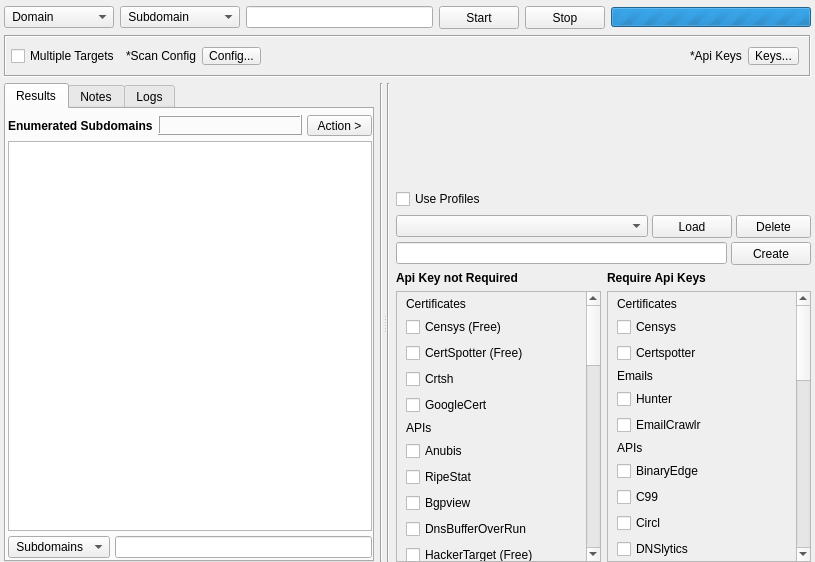
Before: the Qt Designer form sub3suite/src/engines/osint/Osint.ui in 3nock/OTE, drawn with Qt 5.
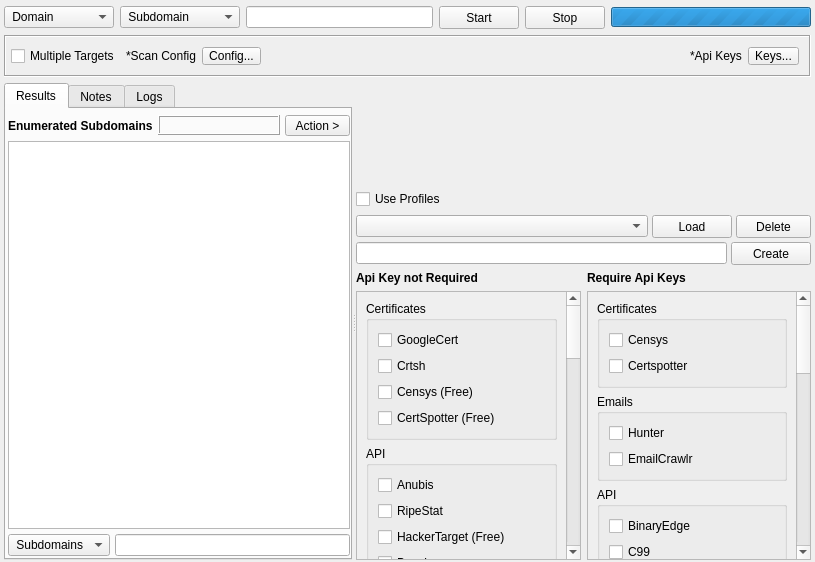
After: the same form once the commit is applied. Custom widgets are drawn as their Qt base class.

Patch:
```diff
--- a/sub3suite/src/engines/osint/Osint.ui
+++ b/sub3suite/src/engines/osint/Osint.ui
@@ -16,7 +16,7 @@
   <property name="styleSheet">
    <string notr="true"/>
   </property>
-  <layout class="QVBoxLayout" name="verticalLayout_4">
+  <layout class="QVBoxLayout" name="verticalLayout_18">
    <property name="leftMargin">
     <number>4</number>
    </property>
@@ -27,7 +27,7 @@
     <number>4</number>
    </property>
    <property name="bottomMargin">
-    <number>0</number>
+    <number>2</number>
    </property>
    <item>
     <layout class="QHBoxLayout" name="horizontalLayout_4">
@@ -39,6 +39,12 @@
          <height>21</height>
         </size>
        </property>
+       <property name="focusPolicy">
+        <enum>Qt::NoFocus</enum>
+       </property>
+       <property name="frame">
+        <bool>true</bool>
+       </property>
        <item>
         <property name="text">
          <string> Domain</string>
@@ -367,9 +373,6 @@
      <property name="orientation">
       <enum>Qt::Horizontal</enum>
      </property>
-     <widget class="QWidget" name="layoutWidget">
-      <layout class="QHBoxLayout" name="horizontalLayout">
-       <item>
         <widget class="QTabWidget" name="tabWidgetResults">
          <property name="styleSheet">
           <string notr="true"/>
@@ -664,33 +667,8 @@
           </layout>
          </widget>
         </widget>
-       </item>
-       <item>
-        <widget class="Line" name="line_2">
-         <property name="styleSheet">
-          <string notr="true"/>
-         </property>
-         <property name="orientation">
-          <enum>Qt::Vertical</enum>
-         </property>
-        </widget>
-       </item>
-      </layout>
-     </widget>
-     <widget class="QWidget" name="layoutWidget">
-      <layout class="QHBoxLayout" name="horizontalLayout_2">
-       <item>
-        <widget class="Line" name="line_5">
-         <property name="styleSheet">
-          <string notr="true"/>
-         </property>
-         <property name="orientation">
-          <enum>Qt::Vertical</enum>
-         </property>
-        </widget>
-       </item>
-       <item>
-        <layout class="QVBoxLayout" name="verticalLayout_3">
+     <widget class="QWidget" name="">
+      <layout class="QVBoxLayout" name="verticalLayout_17">
          <item>
           <widget class="InputWidget" name="targets" native="true">
            <property name="sizePolicy">
@@ -934,21 +912,28 @@
                  <rect>
                   <x>0</x>
                   <y>0</y>
-                  <width>175</width>
-                  <height>979</height>
-                 </rect>
-                </property>
-                <layout class="QVBoxLayout" name="verticalLayout_12">
-                 <property name="topMargin">
-                  <number>5</number>
-                 </property>
-                 <property name="bottomMargin">
-                  <number>5</number>
-                 </property>
+                <width>180</width>
+                <height>1057</height>
+               </rect>
+              </property>
+              <layout class="QVBoxLayout" name="verticalLayout_4">
                  <item>
-                  <widget class="QLabel" name="label_5">
-                   <property name="text">
+                <widget class="QGroupBox" name="groupBox">
+                 <property name="title">
                     <string>Certificates</string>
+                 </property>
+                 <layout class="QVBoxLayout" name="verticalLayout_6">
+                  <item>
+                   <widget class="QCheckBox" name="moduleGoogleCert">
+                    <property name="text">
+                     <string>GoogleCert</string>
+                    </property>
+                   </widget>
+                  </item>
+                  <item>
+                   <widget class="QCheckBox" name="moduleCrtsh">
+                    <property name="text">
+                     <string>Crtsh</string>
                    </property>
                   </widget>
                  </item>
@@ -966,27 +951,15 @@
                    </property>
                   </widget>
                  </item>
-                 <item>
-                  <widget class="QCheckBox" name="moduleCrtsh">
-                   <property name="text">
-                    <string>Crtsh</string>
-                   </property>
+                 </layout>
                   </widget>
                  </item>
                  <item>
-                  <widget class="QCheckBox" name="moduleGoogleCert">
-                   <property name="text">
-                    <string>GoogleCert</string>
-                   </property>
-                  </widget>
-                 </item>
-                 <item>
-                  <widget class="QLabel" name="label_12">
-                   <property name="text">
-                    <string>APIs</string>
-                   </property>
-                  </widget>
-                 </item>
+                <widget class="QGroupBox" name="groupBox_2">
+                 <property name="title">
+                  <string>API</string>
+                 </property>
+                 <layout class="QVBoxLayout" name="verticalLayout_7">
                  <item>
                   <widget class="QCheckBox" name="moduleAnubis">
                    <property name="text">
@@ -1001,6 +974,13 @@
                    </property>
                   </widget>
                  </item>
+                  <item>
+                   <widget class="QCheckBox" name="moduleHackerTargetFree">
+                    <property name="text">
+                     <string>HackerTarget (Free)</string>
+                    </property>
+                   </widget>
+                  </item>
                  <item>
                   <widget class="QCheckBox" name="moduleBgpview">
                    <property name="text">
@@ -1015,13 +995,6 @@
                    </property>
                   </widget>
                  </item>
-                 <item>
-                  <widget class="QCheckBox" name="moduleHackerTargetFree">
-                   <property name="text">
-                    <string>HackerTarget (Free)</string>
-                   </property>
-                  </widget>
-                 </item>
                  <item>
                   <widget class="QCheckBox" name="moduleMaltiverseFree">
                    <property name="text">
@@ -1092,13 +1065,15 @@
                    </property>
                   </widget>
                  </item>
+                 </layout>
+                </widget>
+               </item>
                  <item>
-                  <widget class="QLabel" name="label_13">
-                   <property name="text">
+                <widget class="QGroupBox" name="groupBox_3">
+                 <property name="title">
                     <string>Sites</string>
                    </property>
-                  </widget>
-                 </item>
+                 <layout class="QVBoxLayout" name="verticalLayout_3">
                  <item>
                   <widget class="QCheckBox" name="moduleDnsdumpster">
                    <property name="text">
@@ -1147,13 +1122,15 @@
                    </property>
                   </widget>
                  </item>
-                 <item>
-                  <widget class="QLabel" name="label_14">
-                   <property name="text">
-                    <string>Scrappers</string>
-                   </property>
-                  </widget>
-                 </item>
+                 </layout>
+                </widget>
+               </item>
+               <item>
+                <widget class="QGroupBox" name="groupBox_4">
+                 <property name="title">
+                  <string>Scrape</string>
+                 </property>
+                 <layout class="QVBoxLayout" name="verticalLayout_8">
                  <item>
                   <widget class="QCheckBox" name="moduleAsk">
                    <property name="text">
@@ -1203,13 +1180,15 @@
                    </property>
                   </widget>
                  </item>
+                 </layout>
+                </widget>
+               </item>
                  <item>
-                  <widget class="QLabel" name="label_15">
-                   <property name="text">
+                <widget class="QGroupBox" name="groupBox_5">
+                 <property name="title">
                     <string>Archives</string>
                    </property>
-                  </widget>
-                 </item>
+                 <layout class="QVBoxLayout" name="verticalLayout_9">
                  <item>
                   <widget class="QCheckBox" name="moduleArchiveit">
                    <property name="text">
@@ -1252,6 +1231,9 @@
                    </property>
                   </widget>
                  </item>
+                 </layout>
+                </widget>
+               </item>
                  <item>
                   <spacer name="verticalSpacer_3">
                    <property name="orientation">
@@ -1332,24 +1314,23 @@
                  <rect>
                   <x>0</x>
                   <y>0</y>
-                  <width>174</width>
-                  <height>780</height>
+                <width>180</width>
+                <height>830</height>
                  </rect>
                 </property>
                 <layout class="QVBoxLayout" name="verticalLayout_14">
                  <property name="topMargin">
-                  <number>5</number>
+                <number>9</number>
                  </property>
                  <property name="bottomMargin">
-                  <number>5</number>
+                <number>9</number>
                  </property>
                  <item>
-                  <widget class="QLabel" name="label_2">
-                   <property name="text">
+                <widget class="QGroupBox" name="groupBox_6">
+                 <property name="title">
                     <string>Certificates</string>
                    </property>
-                  </widget>
-                 </item>
+                 <layout class="QVBoxLayout" name="verticalLayout_11">
                  <item>
                   <widget class="QCheckBox" name="moduleCensys">
                    <property name="text">
@@ -1364,13 +1345,15 @@
                    </property>
                   </widget>
                  </item>
+                 </layout>
+                </widget>
+               </item>
                  <item>
-                  <widget class="QLabel" name="label_7">
-                   <property name="text">
+                <widget class="QGroupBox" name="groupBox_7">
+                 <property name="title">
                     <string>Emails</string>
                    </property>
-                  </widget>
-                 </item>
+                 <layout class="QVBoxLayout" name="verticalLayout_12">
                  <item>
                   <widget class="QCheckBox" name="moduleHunter">
                    <property name="text">
@@ -1385,13 +1368,15 @@
                    </property>
                   </widget>
                  </item>
-                 <item>
-                  <widget class="QLabel" name="label_6">
-                   <property name="text">
-                    <string>APIs</string>
-                   </property>
-                  </widget>
-                 </item>
+                 </layout>
+                </widget>
+               </item>
+               <item>
+                <widget class="QGroupBox" name="groupBox_8">
+                 <property name="title">
+                  <string>API</string>
+                 </property>
+                 <layout class="QVBoxLayout" name="verticalLayout_16">
                  <item>
                   <widget class="QCheckBox" name="moduleBinaryEdge">
                    <property name="text">
@@ -1581,6 +1566,9 @@
                    </property>
                   </widget>
                  </item>
+                 </layout>
+                </widget>
+               </item>
                  <item>
                   <spacer name="verticalSpacer_4">
                    <property name="orientation">
@@ -1597,8 +1585,6 @@
                 </layout>
                </widget>
               </widget>
-             </item>
-            </layout>
            </item>
           </layout>
          </item>
```
Lines whose indentation alone changed are shown as unchanged.
